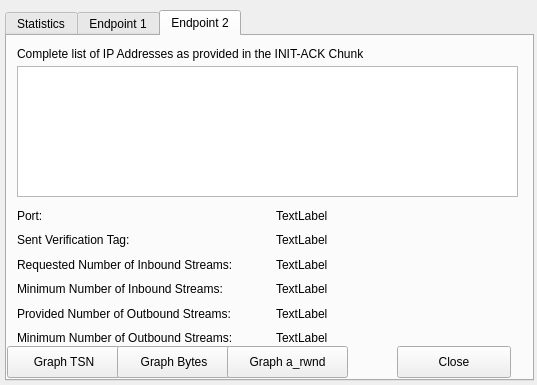
deepin-community/wireshark, file ui/qt/sctp_assoc_analyse_dialog.ui: the form before one commit.
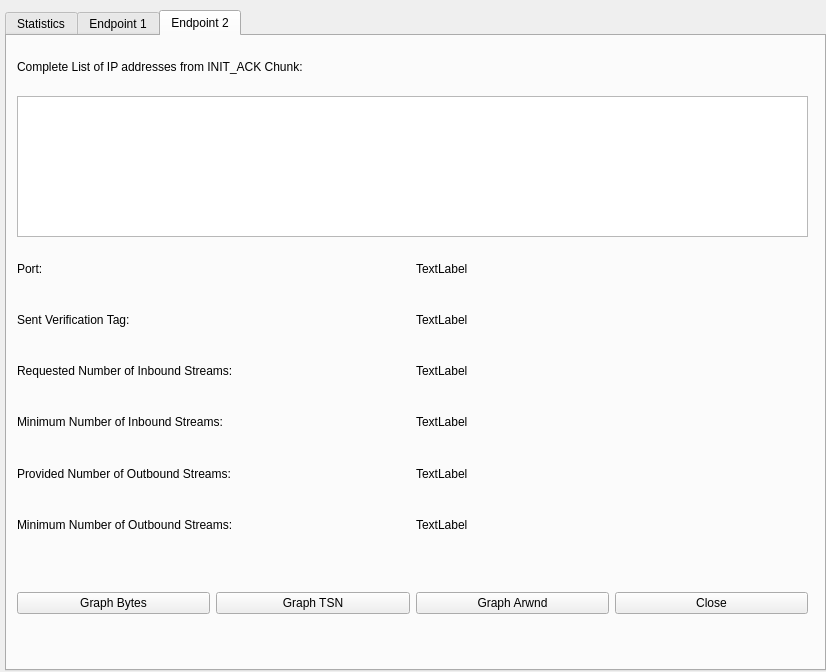
The form after the commit.

```diff
--- a/ui/qt/sctp_assoc_analyse_dialog.ui
+++ b/ui/qt/sctp_assoc_analyse_dialog.ui
@@ -6,8 +6,8 @@
    <rect>
     <x>0</x>
     <y>0</y>
-    <width>537</width>
-    <height>385</height>
+    <width>826</width>
+    <height>672</height>
    </rect>
   </property>
   <property name="sizePolicy">
@@ -27,8 +27,8 @@
     <rect>
      <x>5</x>
      <y>10</y>
-     <width>529</width>
-     <height>371</height>
+     <width>821</width>
+     <height>661</height>
     </rect>
    </property>
    <property name="windowTitle">
@@ -364,45 +364,13 @@
     <attribute name="title">
      <string>Endpoint 2</string>
     </attribute>
-    <widget class="QPushButton" name="GraphTSN_2">
-     <property name="geometry">
-      <rect>
-       <x>0</x>
-       <y>310</y>
-       <width>114</width>
-       <height>32</height>
-      </rect>
-     </property>
-     <property name="focusPolicy">
-      <enum>Qt::NoFocus</enum>
-     </property>
-     <property name="text">
-      <string>Graph TSN</string>
-     </property>
-    </widget>
-    <widget class="QPushButton" name="GraphBytes_2">
-     <property name="geometry">
-      <rect>
-       <x>110</x>
-       <y>310</y>
-       <width>114</width>
-       <height>32</height>
-      </rect>
-     </property>
-     <property name="focusPolicy">
-      <enum>Qt::NoFocus</enum>
-     </property>
-     <property name="text">
-      <string>Graph Bytes</string>
-     </property>
-    </widget>
     <widget class="QWidget" name="gridLayoutWidget_2">
      <property name="geometry">
       <rect>
        <x>10</x>
-       <y>170</y>
-       <width>511</width>
-       <height>141</height>
+       <y>210</y>
+       <width>791</width>
+       <height>301</height>
       </rect>
      </property>
      <layout class="QGridLayout" name="gridLayout_2">
@@ -497,52 +465,72 @@
       <rect>
        <x>10</x>
        <y>10</y>
-       <width>441</width>
-       <height>16</height>
+       <width>791</width>
+       <height>41</height>
       </rect>
      </property>
      <property name="text">
-      <string>Complete list of IP Addresses as provided in the INIT-ACK Chunk</string>
-     </property>
-    </widget>
-    <widget class="QPushButton" name="pushButton_3">
-     <property name="geometry">
-      <rect>
-       <x>390</x>
-       <y>310</y>
-       <width>114</width>
-       <height>32</height>
-      </rect>
-     </property>
-     <property name="focusPolicy">
-      <enum>Qt::NoFocus</enum>
-     </property>
-     <property name="text">
-      <string>Close</string>
+      <string>Complete List of IP addresses from INIT_ACK Chunk:</string>
      </property>
     </widget>
     <widget class="QListWidget" name="listWidgetEP2">
      <property name="geometry">
       <rect>
        <x>10</x>
-       <y>30</y>
-       <width>501</width>
-       <height>131</height>
+       <y>60</y>
+       <width>791</width>
+       <height>141</height>
       </rect>
      </property>
     </widget>
-    <widget class="QPushButton" name="GraphArwnd_2">
+    <widget class="QWidget" name="horizontalLayoutWidget">
      <property name="geometry">
       <rect>
-       <x>220</x>
-       <y>310</y>
-       <width>121</width>
-       <height>32</height>
+       <x>10</x>
+       <y>540</y>
+       <width>791</width>
+       <height>55</height>
       </rect>
      </property>
-     <property name="text">
-      <string>Graph a_rwnd</string>
-     </property>
+     <layout class="QHBoxLayout" name="horizontalLayout_2">
+      <item>
+       <widget class="QPushButton" name="GraphBytes_2">
+        <property name="focusPolicy">
+         <enum>Qt::NoFocus</enum>
+        </property>
+        <property name="text">
+         <string>Graph Bytes</string>
+        </property>
+       </widget>
+      </item>
+      <item>
+       <widget class="QPushButton" name="GraphTSN_2">
+        <property name="focusPolicy">
+         <enum>Qt::NoFocus</enum>
+        </property>
+        <property name="text">
+         <string>Graph TSN</string>
+        </property>
+       </widget>
+      </item>
+      <item>
+       <widget class="QPushButton" name="GraphArwnd_2">
+        <property name="text">
+         <string>Graph Arwnd</string>
+        </property>
+       </widget>
+      </item>
+      <item>
+       <widget class="QPushButton" name="pushButton_3">
+        <property name="focusPolicy">
+         <enum>Qt::NoFocus</enum>
+        </property>
+        <property name="text">
+         <string>Close</string>
+        </property>
+       </widget>
+      </item>
+     </layout>
     </widget>
    </widget>
   </widget>
```
Left out of the diff: 363 changed lines with no effect on the pictures.
